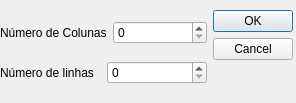
Before: the Qt Designer form getrowcoldialog.ui in vrios/QPermuta, drawn with Qt 5.
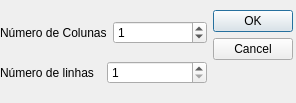
After: the same form once the commit is applied.

Commit message: added call R from command line, working for windows, outputting graphs

The edit to the form file:
```diff
--- a/getrowcoldialog.ui
+++ b/getrowcoldialog.ui
@@ -35,7 +35,11 @@
          </widget>
         </item>
         <item>
-         <widget class="QSpinBox" name="nColSpinBox"/>
+         <widget class="QSpinBox" name="nColSpinBox">
+          <property name="value">
+           <number>1</number>
+          </property>
+         </widget>
         </item>
        </layout>
       </item>
@@ -49,7 +53,14 @@
          </widget>
         </item>
         <item>
-         <widget class="QSpinBox" name="nRowSpinBox"/>
+         <widget class="QSpinBox" name="nRowSpinBox">
+          <property name="minimum">
+           <number>1</number>
+          </property>
+          <property name="value">
+           <number>1</number>
+          </property>
+         </widget>
         </item>
        </layout>
       </item>
```
Left out of the diff: 2 changed lines with no effect on the pictures. The commit also changes 2 other files.
